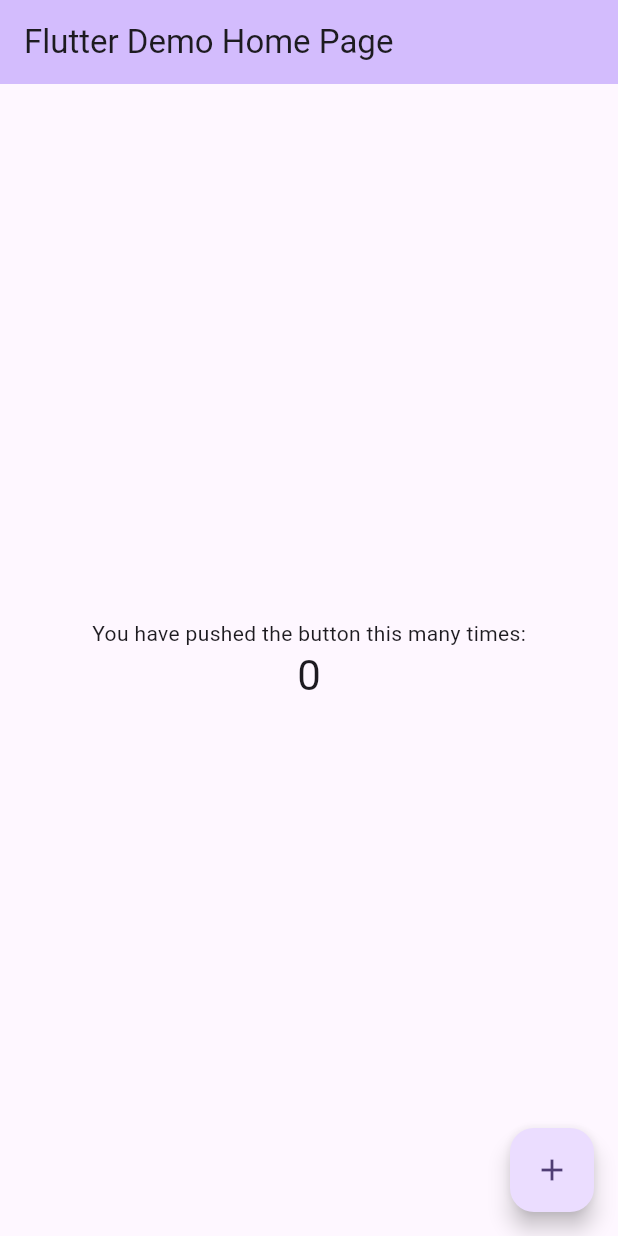
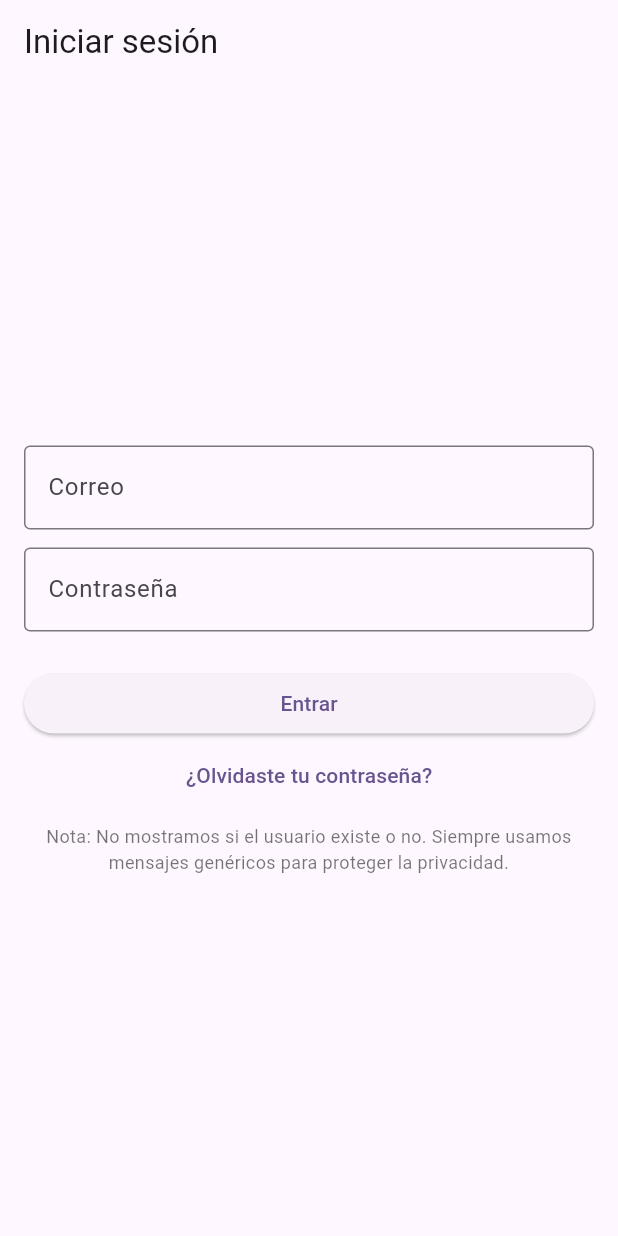
Before and after one commit to Fernanda260504/des-mov-in-Fernanda, a Flutter app: the screen it shows after launch, on a phone screen of 412 x 824 dp. Run offline on Flutter 3.47's test engine with Material 3 defaults, Android fonts, the phone set to English and light mode, and no system bars; our stand-ins replace firebase_auth, firebase_core; accounts and stored records are empty.

Commit message:
Login con Firebase

```diff
--- /dev/null
+++ b/login/lib/login_page.dart
@@ -0,0 +1,133 @@
+import 'package:flutter/material.dart';
+import 'package:firebase_auth/firebase_auth.dart';
+import 'validators.dart';
+import 'auth_errors.dart';
+class LoginPage extends StatefulWidget {
+  const LoginPage({super.key});
+  @override
+  State<LoginPage> createState() => _LoginPageState();
+}
+class _LoginPageState extends State<LoginPage> {
+  final _formKey = GlobalKey<FormState>();
+  final _emailCtrl = TextEditingController();
+  final _passwordCtrl = TextEditingController();
+  bool _loading = false;
+  String? _error;
+  Future<void> _signIn() async {
+    if (!_formKey.currentState!.validate()) return;
+    FocusScope.of(context).unfocus();
+    setState(() {
+      _loading = true;
+      _error = null;
+    });
+    try {
+      await FirebaseAuth.instance.signInWithEmailAndPassword(
+        email: _emailCtrl.text.trim(),
+        password: _passwordCtrl.text,
+      );
+      // authStateChanges() del AuthGate redirige a Home automáticamente
+    } catch (e) {
+      setState(() => _error = mapAuthErrorToMessage(e));
+    } finally {
+      if (mounted) setState(() => _loading = false);
+    }
+  }
+  Future<void> _resetPassword() async {
+    final emailError = Validators.email(_emailCtrl.text);
+    if (emailError != null) {
+      setState(() => _error = 'Ingresa un correo válido para recuperar.');
+      return;
+    }
+    try {
+      await FirebaseAuth.instance
+          .sendPasswordResetEmail(email: _emailCtrl.text.trim());
+      if (!mounted) return;
+      ScaffoldMessenger.of(context).showSnackBar(
+        const SnackBar(content: Text('Revisa tu correo para restablecer.')),
+      );
+    } catch (e) {
+      setState(() => _error = mapAuthErrorToMessage(e));
+    }
+  }
+  @override
+  void dispose() {
+    _emailCtrl.dispose();
+    _passwordCtrl.dispose();
+    super.dispose();
+  }
+  @override
+  Widget build(BuildContext context) {
+    return Scaffold(
+      appBar: AppBar(title: const Text('Iniciar sesión')),
+      body: Center(
+        child: ConstrainedBox(
+          constraints: const BoxConstraints(maxWidth: 420),
+          child: Padding(
+            padding: const EdgeInsets.all(16),
+            child: Form(
+              key: _formKey,
+              child: Column(mainAxisSize: MainAxisSize.min, children: [
+                TextFormField(
+                  controller: _emailCtrl,
+                  decoration: const InputDecoration(
+                    labelText: 'Correo',
+                    border: OutlineInputBorder(),
+                  ),
+                  keyboardType: TextInputType.emailAddress,
+                  validator: Validators.email,
+                ),
+                const SizedBox(height: 12),
+                TextFormField(
+                  controller: _passwordCtrl,
+                  decoration: const InputDecoration(
+                    labelText: 'Contraseña',
+                    border: OutlineInputBorder(),
+                  ),
+                  obscureText: true,
+                  validator: Validators.password,
+                ),
+                const SizedBox(height: 12),
+                if (_error != null)
+                  Text(_error!,
+                      style: const TextStyle(color: Colors.red),
+                      textAlign: TextAlign.center),
+                const SizedBox(height: 12),
+                SizedBox(
+                  width: double.infinity,
+                  child: ElevatedButton(
+                    onPressed: _loading ? null : _signIn,
+                    child: _loading
+                        ? const SizedBox(
+                            height: 20,
+                            width: 20,
+                            child: CircularProgressIndicator(strokeWidth: 2),
+                          )
+                        : const Text('Entrar'),
+                  ),
+                ),
+                TextButton(
+                  onPressed: _loading ? null : _resetPassword,
+                  child: const Text('¿Olvidaste tu contraseña?'),
+                ),
+                const SizedBox(height: 8),
+                const _SmallPrint(),
+              ]),
+            ),
+          ),
+        ),
+      ),
+    );
+  }
+}
+class _SmallPrint extends StatelessWidget {
+  const _SmallPrint();
+  @override
+  Widget build(BuildContext context) {
+    return const Text(
+      'Nota: No mostramos si el usuario existe o no. '
+      'Siempre usamos mensajes genéricos para proteger la privacidad.',
+      style: TextStyle(fontSize: 12, color: Colors.black54),
+      textAlign: TextAlign.center,
+    );
+  }
+}
--- a/login/lib/main.dart
+++ b/login/lib/main.dart
@@ -1,122 +1,103 @@
 import 'package:flutter/material.dart';
 
-void main() {
+import 'package:firebase_core/firebase_core.dart';
+
+import 'package:firebase_auth/firebase_auth.dart';
+
+import 'firebase_options.dart';
+
+import 'home_page.dart';
+
+import 'login_page.dart';
+
+
+
+Future<void> main() async {
+
+  WidgetsFlutterBinding.ensureInitialized();
+
+  await Firebase.initializeApp(
+
+    options: DefaultFirebaseOptions.currentPlatform,
+
+  );
+
   runApp(const MyApp());
+
 }
 
+
+
 class MyApp extends StatelessWidget {
+
   const MyApp({super.key});
 
-  // This widget is the root of your application.
+
+
   @override
+
   Widget build(BuildContext context) {
+
     return MaterialApp(
+
+      debugShowCheckedModeBanner: false,
+
       title: 'Flutter Demo',
+
       theme: ThemeData(
-        // This is the theme of your application.
-        //
-        // TRY THIS: Try running your application with "flutter run". You'll see
-        // the application has a purple toolbar. Then, without quitting the app,
-        // try changing the seedColor in the colorScheme below to Colors.green
-        // and then invoke "hot reload" (save your changes or press the "hot
-        // reload" button in a Flutter-supported IDE, or press "r" if you used
-        // the command line to start the app).
-        //
-        // Notice that the counter didn't reset back to zero; the application
-        // state is not lost during the reload. To reset the state, use hot
-        // restart instead.
-        //
-        // This works for code too, not just values: Most code changes can be
-        // tested with just a hot reload.
+
         colorScheme: ColorScheme.fromSeed(seedColor: Colors.deepPurple),
+
+        useMaterial3: true,
+
       ),
-      home: const MyHomePage(title: 'Flutter Demo Home Page'),
+
+      home: const AuthGate(),
+
     );
+
   }
+
 }
 
-class MyHomePage extends StatefulWidget {
-  const MyHomePage({super.key, required this.title});
 
-  // This widget is the home page of your application. It is stateful, meaning
-  // that it has a State object (defined below) that contains fields that affect
-  // how it looks.
 
-  // This class is the configuration for the state. It holds the values (in this
-  // case the title) provided by the parent (in this case the App widget) and
-  // used by the build method of the State. Fields in a Widget subclass are
-  // always marked "final".
+class AuthGate extends StatelessWidget {
 
-  final String title;
+  const AuthGate({super.key});
+
+
 
   @override
-  State<MyHomePage> createState() => _MyHomePageState();
-}
 
-class _MyHomePageState extends State<MyHomePage> {
-  int _counter = 0;
+  Widget build(BuildContext context) {
 
-  void _incrementCounter() {
-    setState(() {
-      // This call to setState tells the Flutter framework that something has
-      // changed in this State, which causes it to rerun the build method below
-      // so that the display can reflect the updated values. If we changed
-      // _counter without calling setState(), then the build method would not be
-      // called again, and so nothing would appear to happen.
-      _counter++;
-    });
+    return StreamBuilder<User?>(
+
+      stream: FirebaseAuth.instance.authStateChanges(),
+
+      builder: (context, snap) {
+
+        if (snap.connectionState == ConnectionState.waiting) {
+
+          return const Scaffold(
+
+            body: Center(child: CircularProgressIndicator()),
+
+          );
+
+        }
+
+        final user = snap.data;
+
+        if (user != null) return const HomePage();
+
+        return const LoginPage();
+
+      },
+
+    );
+
   }
 
-  @override
-  Widget build(BuildContext context) {
-    // This method is rerun every time setState is called, for instance as done
-    // by the _incrementCounter method above.
-    //
-    // The Flutter framework has been optimized to make rerunning build methods
-    // fast, so that you can just rebuild anything that needs updating rather
-    // than having to individually change instances of widgets.
-    return Scaffold(
-      appBar: AppBar(
-        // TRY THIS: Try changing the color here to a specific color (to
-        // Colors.amber, perhaps?) and trigger a hot reload to see the AppBar
-        // change color while the other colors stay the same.
-        backgroundColor: Theme.of(context).colorScheme.inversePrimary,
-        // Here we take the value from the MyHomePage object that was created by
-        // the App.build method, and use it to set our appbar title.
-        title: Text(widget.title),
-      ),
-      body: Center(
-        // Center is a layout widget. It takes a single child and positions it
-        // in the middle of the parent.
-        child: Column(
-          // Column is also a layout widget. It takes a list of children and
-          // arranges them vertically. By default, it sizes itself to fit its
-          // children horizontally, and tries to be as tall as its parent.
-          //
-          // Column has various properties to control how it sizes itself and
-          // how it positions its children. Here we use mainAxisAlignment to
-          // center the children vertically; the main axis here is the vertical
-          // axis because Columns are vertical (the cross axis would be
-          // horizontal).
-          //
-          // TRY THIS: Invoke "debug painting" (choose the "Toggle Debug Paint"
-          // action in the IDE, or press "p" in the console), to see the
-          // wireframe for each widget.
-          mainAxisAlignment: MainAxisAlignment.center,
-          children: <Widget>[
-            const Text('You have pushed the button this many times:'),
-            Text(
-              '$_counter',
-              style: Theme.of(context).textTheme.headlineMedium,
-            ),
-          ],
-        ),
-      ),
-      floatingActionButton: FloatingActionButton(
-        onPressed: _incrementCounter,
-        tooltip: 'Increment',
-        child: const Icon(Icons.add),
-      ), // This trailing comma makes auto-formatting nicer for build methods.
-    );
-  }
 }
```
Also changed, not shown: login/lib/auth_errors.dart (added, +17 -0 lines), login/lib/home_page.dart (added, +66 -0 lines), login/lib/validators.dart (added, +16 -0 lines), login/firebase.json (added), login/lib/firebase_options.dart (added), 3 other files.
